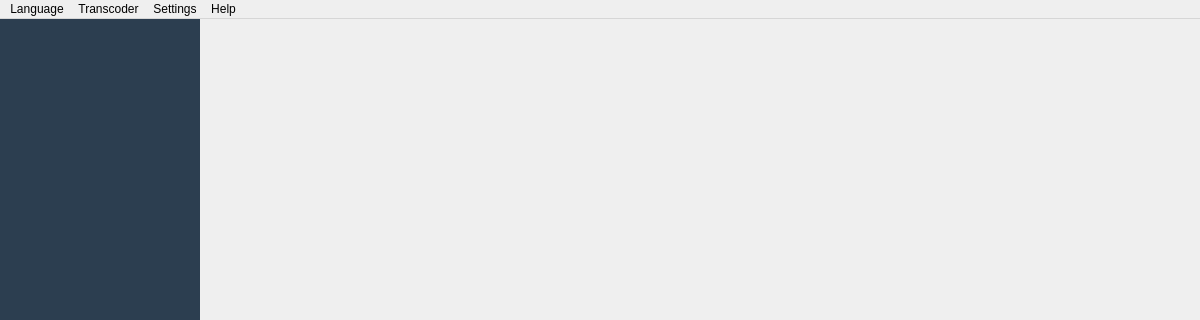
Old version of the form src/builder/src/open_converter.ui in the repository OpenConverterLab/OpenConverter; both pictures show x 0 to 1200 and y 0 to 320 of the 1200 by 700 pixel window.
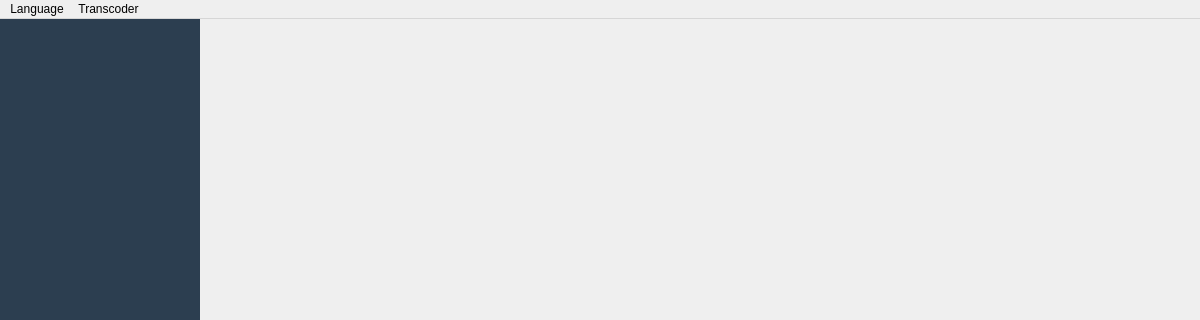
New version of the form.

Commit message:
refactor: remove separate Settings/Help menus from menu bar
Move About and Settings actions into a programmatic Help menu
inserted before Language. On macOS, both actions are moved to the
app menu via AboutRole/PreferencesRole and Help disappears.
On Windows/Linux, Help menu stays visible at the left of the bar.

```diff
--- a/src/builder/src/open_converter.ui
+++ b/src/builder/src/open_converter.ui
@@ -146,22 +146,8 @@
      <string>Transcoder</string>
     </property>
    </widget>
-   <widget class="QMenu" name="menuSettings">
-    <property name="title">
-     <string>Settings</string>
-    </property>
-    <addaction name="action_enableLog"/>
-   </widget>
-   <widget class="QMenu" name="menuHelp">
-    <property name="title">
-     <string>Help</string>
-    </property>
-    <addaction name="action_about"/>
-   </widget>
    <addaction name="menuLanguage"/>
    <addaction name="menuTranscoder"/>
-   <addaction name="menuSettings"/>
-   <addaction name="menuHelp"/>
   </widget>
   <widget class="QStatusBar" name="statusBar"/>
   <action name="english">
```
The commit also changes 1 other file.
